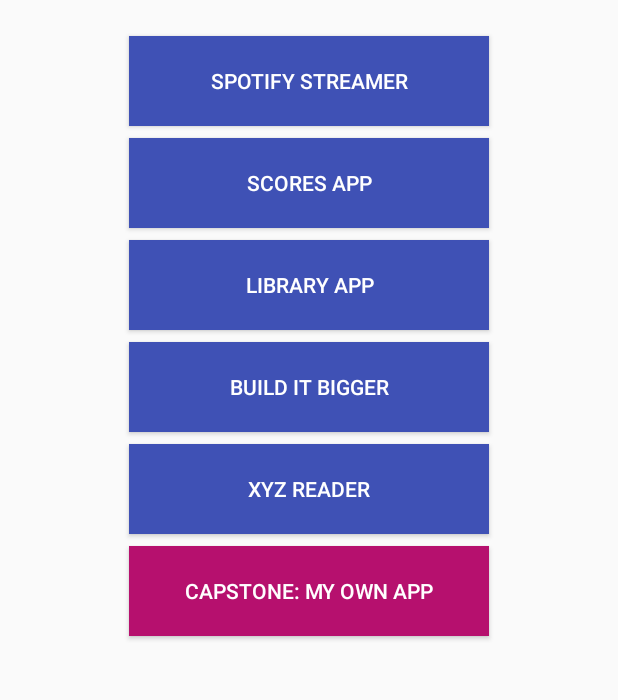
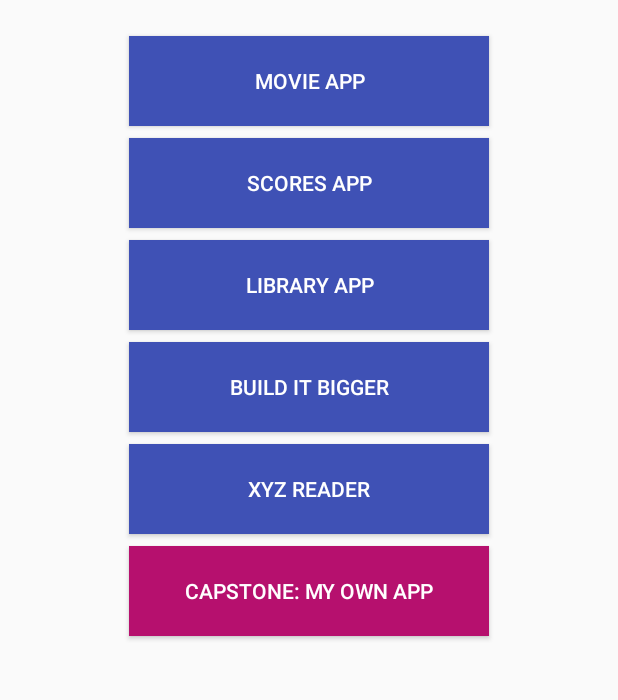
Before and after one commit to adarsh10/nanodegree, an Android app: the screen it shows after launch (MainActivity), on a phone screen of 412 x 824 dp, the part 157-857 px from its top. Run offline under Robolectric (Android 15) with nearby library versions, the phone set to English and light mode, and no system bars.

```diff
--- a/MyAppPortfolio/app/src/main/java/com/adarsh/myappportfolio/FetchMoviesTask.java
+++ b/MyAppPortfolio/app/src/main/java/com/adarsh/myappportfolio/FetchMoviesTask.java
@@ -41,8 +41,6 @@ public class FetchMoviesTask extends AsyncTask<String, Void, List<Movie>> {
             return null;
         }
 
-        // These two need to be declared outside the try/catch
-        // so that they can be closed in the finally block.
         HttpURLConnection urlConnection = null;
         BufferedReader reader = null;
         String moviesJsonStr = null;
@@ -110,7 +108,6 @@ public class FetchMoviesTask extends AsyncTask<String, Void, List<Movie>> {
     @Override
     protected void onPostExecute(List<Movie> results) {
         if (results != null) {
-            // return the List of movies back to the caller.
             delegate.onTaskCompleted(results);
         }
     }
@@ -144,8 +141,7 @@ public class FetchMoviesTask extends AsyncTask<String, Void, List<Movie>> {
 
         for(int i = 0; i < moviesLength; ++i) {
 
-            // for each movie in the JSON object create a new
-            // movie object with all the required data
+            // new movie object with all the required data for every movie
             JSONObject movie = moviesArray.getJSONObject(i);
             String title = movie.getString(ORIGINAL_TITLE);
             String poster = MOVIE_POSTER_BASE + MOVIE_POSTER_SIZE + movie.getString(POSTER_PATH);
--- a/MyAppPortfolio/app/src/main/java/com/adarsh/myappportfolio/MainActivity.java
+++ b/MyAppPortfolio/app/src/main/java/com/adarsh/myappportfolio/MainActivity.java
@@ -25,8 +25,6 @@ public class MainActivity extends AppCompatActivity {
         mBtn1.setOnClickListener(new View.OnClickListener() {
             @Override
             public void onClick(View v) {
-/*                Toast toast = Toast.makeText(getApplicationContext(), "This button will launch my Spotify Streamer app!" , Toast.LENGTH_LONG);
-                toast.show();*/
                 Intent intent = new Intent(MainActivity.this, MovieApp.class);
                 startActivity(intent);
             }
--- a/MyAppPortfolio/app/src/main/java/com/adarsh/myappportfolio/MovieDetailFragment.java
+++ b/MyAppPortfolio/app/src/main/java/com/adarsh/myappportfolio/MovieDetailFragment.java
@@ -13,13 +13,10 @@ import com.squareup.picasso.Picasso;
 
 public class MovieDetailFragment extends Fragment {
 
-    private final String LOG_TAG = MovieDetailFragment.class.getSimpleName();
     Movie movie;
-
     public MovieDetailFragment() {
         setHasOptionsMenu(true);
     }
-
 
     @Override
     public View onCreateView(LayoutInflater inflater, ViewGroup container,
@@ -31,9 +28,7 @@ public class MovieDetailFragment extends Fragment {
 
             movie = (Movie)intent.getParcelableExtra("movies_details");
             DisplayInfo(rootView);
-
         }
-
         return rootView;
     }
 
--- a/MyAppPortfolio/app/src/main/java/com/adarsh/myappportfolio/MovieListFragment.java
+++ b/MyAppPortfolio/app/src/main/java/com/adarsh/myappportfolio/MovieListFragment.java
@@ -17,7 +17,6 @@ import java.util.List;
 
 public class MovieListFragment extends Fragment{
 
-    private final String LOG_TAG = MovieListFragment.class.getSimpleName();
     private final String STORED_MOVIES = "stored_movies";
     private SharedPreferences prefs;
     private ImageAdapter mMoviePosterAdapter;
--- a/MyAppPortfolio/app/src/main/java/com/adarsh/myappportfolio/SettingsActivity.java
+++ b/MyAppPortfolio/app/src/main/java/com/adarsh/myappportfolio/SettingsActivity.java
@@ -34,11 +34,6 @@ public class SettingsActivity extends PreferenceActivity
         return true;
     }
 
-    /**
-     * Attaches a listener so the summary is always updated with the preference value.
-     * Also fires the listener once, to initialize the summary (so it shows up before the value
-     * is changed.)
-     */
     private void bindPreferenceSummaryToValue(Preference preference) {
         preference.setOnPreferenceChangeListener(this);
 
--- a/MyAppPortfolio/app/src/main/res/layout/activity_main.xml
+++ b/MyAppPortfolio/app/src/main/res/layout/activity_main.xml
@@ -25,7 +25,7 @@
         android:layout_height="60dp"
         android:background="#3f51b5"
         android:textColor="#ffffff"
-        android:text="Spotify Streamer" />
+        android:text="Movie App" />
 
     <Button
         android:id="@+id/btn2"
--- a/MyAppPortfolio/app/src/main/res/values/styles.xml
+++ b/MyAppPortfolio/app/src/main/res/values/styles.xml
@@ -24,7 +24,7 @@
     </style>
 
     <!-- settings theme -->
-    <style name="SettingsTheme" parent="Theme.AppCompat.Light.DarkActionBar">
+    <style name="SettingsTheme" parent="AppTheme">
         <item name="colorPrimary">@color/colorPrimary</item>
         <item name="colorPrimaryDark">@color/colorPrimaryDark</item>
         <item name="colorAccent">@color/colorAccent</item>
@@ -39,7 +39,7 @@
         <item name="android:paddingRight">16dp</item>
         <item name="android:paddingTop">25dp</item>
         <item name="android:paddingBottom">25dp</item>
-        <item name="android:background">@color/primary</item>
+        <item name="android:background">@color/colorPrimary</item>
     </style>
 
     <!-- detail poster -->
```
Also changed, not shown: MyAppPortfolio/app/src/main/java/com/adarsh/myappportfolio/MovieDetailActivity.java (+0 -19 lines), 1 other file.
